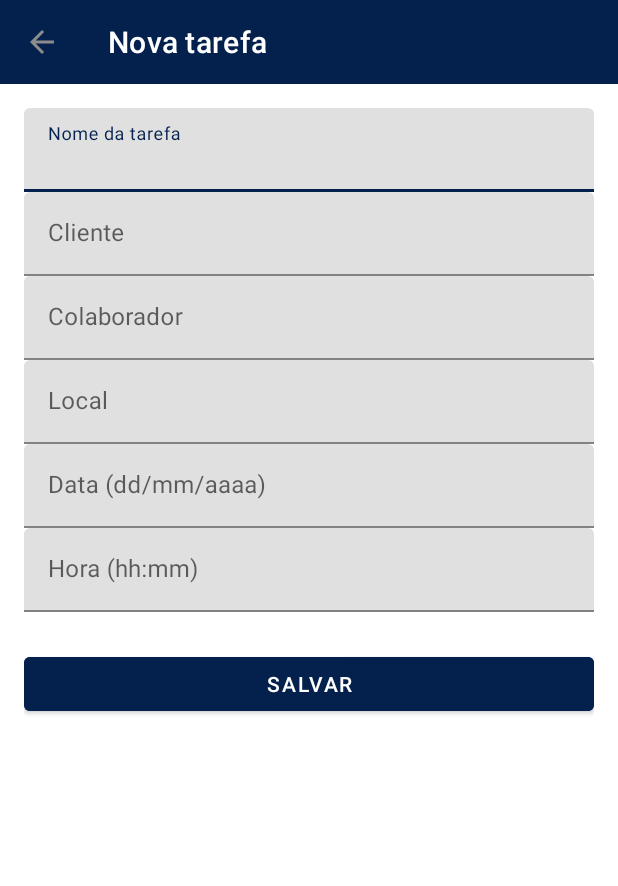
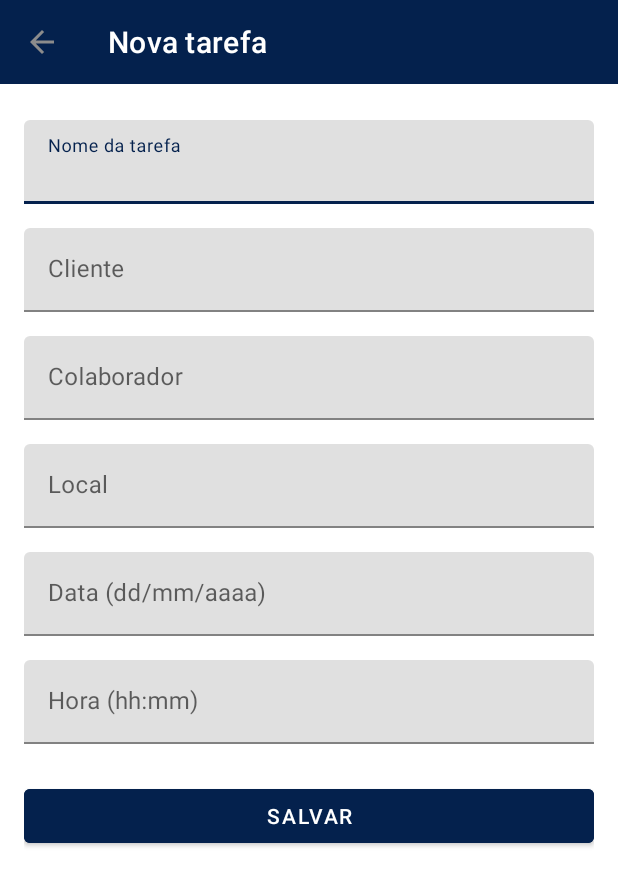
Before and after one commit to HugoGuilherme/trindade-codex, an Android app: the layout formulario_agenda_activity.xml on its own in the app's theme, with its tools: preview values and no code run, on a phone screen of 412 x 824 dp. Shown: the top 886 px of the screen. Run offline under Robolectric (Android 15) with nearby library versions, the light colour scheme and no system bars.

```diff
--- a/MyApplication2/app/src/main/res/layout/formulario_agenda_activity.xml
+++ b/MyApplication2/app/src/main/res/layout/formulario_agenda_activity.xml
@@ -30,6 +30,7 @@
             <com.google.android.material.textfield.TextInputLayout
                 android:layout_width="match_parent"
                 android:layout_height="wrap_content"
+                android:layout_marginTop="8dp"
                 android:hint="Nome da tarefa">
                 <com.google.android.material.textfield.TextInputEditText
                     android:id="@+id/inputNomeTarefa"
@@ -40,6 +41,7 @@
             <com.google.android.material.textfield.TextInputLayout
                 android:layout_width="match_parent"
                 android:layout_height="wrap_content"
+                android:layout_marginTop="16dp"
                 android:hint="Cliente">
                 <com.google.android.material.textfield.TextInputEditText
                     android:id="@+id/inputCliente"
@@ -50,6 +52,7 @@
             <com.google.android.material.textfield.TextInputLayout
                 android:layout_width="match_parent"
                 android:layout_height="wrap_content"
+                android:layout_marginTop="16dp"
                 android:hint="Colaborador">
                 <com.google.android.material.textfield.TextInputEditText
                     android:id="@+id/inputColaborador"
@@ -60,6 +63,7 @@
             <com.google.android.material.textfield.TextInputLayout
                 android:layout_width="match_parent"
                 android:layout_height="wrap_content"
+                android:layout_marginTop="16dp"
                 android:hint="Local">
                 <com.google.android.material.textfield.TextInputEditText
                     android:id="@+id/inputLocal"
@@ -70,6 +74,7 @@
             <com.google.android.material.textfield.TextInputLayout
                 android:layout_width="match_parent"
                 android:layout_height="wrap_content"
+                android:layout_marginTop="16dp"
                 android:hint="Data (dd/mm/aaaa)">
                 <com.google.android.material.textfield.TextInputEditText
                     android:id="@+id/inputData"
@@ -81,6 +86,7 @@
             <com.google.android.material.textfield.TextInputLayout
                 android:layout_width="match_parent"
                 android:layout_height="wrap_content"
+                android:layout_marginTop="16dp"
                 android:hint="Hora (hh:mm)">
                 <com.google.android.material.textfield.TextInputEditText
                     android:id="@+id/inputHora"
```
Also changed, not shown: MyApplication2/app/src/main/AndroidManifest.xml (+10 -0 lines).
